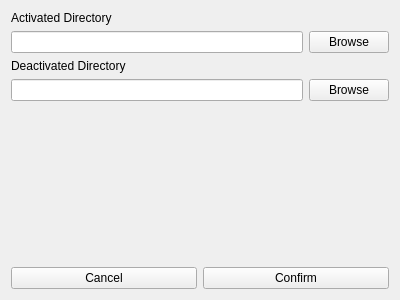
First picture: the form in src/resources/ui/open.ui, repository TUD-IMB/fosKeyMan, before the edit.
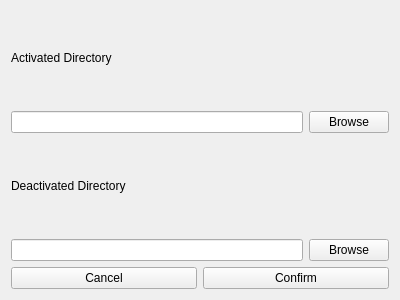
Second picture: the form after the edit.

Diff of the .ui file:
```diff
--- a/src/resources/ui/open.ui
+++ b/src/resources/ui/open.ui
@@ -82,19 +82,6 @@
      </item>
     </layout>
    </item>
-   <item>
-    <spacer name="verticalSpacer">
-     <property name="orientation">
-      <enum>Qt::Orientation::Vertical</enum>
-     </property>
-     <property name="sizeHint" stdset="0">
-      <size>
-       <width>20</width>
-       <height>40</height>
-      </size>
-     </property>
-    </spacer>
-   </item>
    <item>
     <layout class="QHBoxLayout" name="horizontalLayout_4">
      <item>
```
